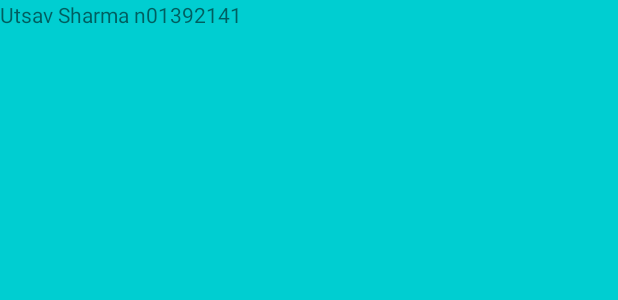
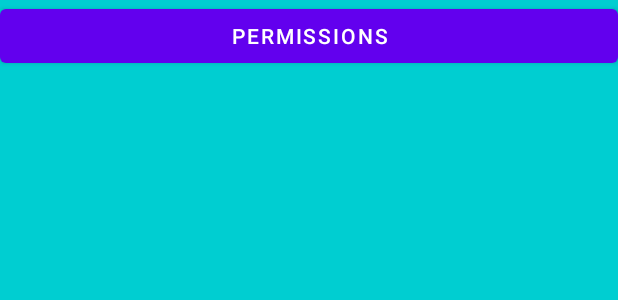
Before and after one commit to UtsavSharma2141/UtsavSharmaAssign3, an Android app: the layout fragment_sharma.xml on its own in the app's theme, with its tools: preview values and no code run, on a phone screen of 412 x 824 dp. Shown: the top 300 px of the screen. Run offline under Robolectric (Android 15) with nearby library versions, the phone set to English and light mode, and no system bars.

Commit message:
add button to the tab2

```diff
--- a/UtsavAssign33/build.gradle
+++ b/UtsavAssign33/build.gradle
@@ -30,6 +30,7 @@ android {
 
 dependencies {
 
+    implementation 'com.karumi:dexter:6.2.2'
     implementation 'androidx.appcompat:appcompat:1.2.0'
     implementation 'com.google.android.material:material:1.3.0'
     implementation 'androidx.constraintlayout:constraintlayout:2.0.4'
--- a/UtsavAssign33/src/main/AndroidManifest.xml
+++ b/UtsavAssign33/src/main/AndroidManifest.xml
@@ -1,7 +1,9 @@
 <?xml version="1.0" encoding="utf-8"?>
 <manifest xmlns:android="http://schemas.android.com/apk/res/android"
     package="utsav.sharma.n01392141">
-
+    <uses-permission android:name="android.permission.CAMERA"/>
+    <uses-permission android:name="android.permission.ACCESS_FINE_LOCATION"/>
+    <uses-permission android:name="android.permission.READ_CONTACTS"/>
     <application
         android:allowBackup="true"
         android:icon="@mipmap/ic_launcher"
--- a/UtsavAssign33/src/main/res/layout/fragment_sharma.xml
+++ b/UtsavAssign33/src/main/res/layout/fragment_sharma.xml
@@ -1,15 +1,16 @@
 <?xml version="1.0" encoding="utf-8"?>
-<FrameLayout xmlns:android="http://schemas.android.com/apk/res/android"
+<RelativeLayout xmlns:android="http://schemas.android.com/apk/res/android"
     xmlns:tools="http://schemas.android.com/tools"
     android:layout_width="match_parent"
     android:layout_height="match_parent"
     android:background="@color/blue"
     tools:context=".SharmaFragment">
 
-    <!-- TODO: Update blank fragment layout -->
-    <TextView
+    <Button
+        android:id="@+id/utsav_permission_btn"
         android:layout_width="match_parent"
-        android:layout_height="match_parent"
-        android:text="@string/hello_blank_fragment" />
+        android:layout_height="wrap_content"
+        android:text="Permissions"
+        />
 
-</FrameLayout>
+</RelativeLayout>
--- a/UtsavAssign33/src/main/res/layout/fragment_utsav.xml
+++ b/UtsavAssign33/src/main/res/layout/fragment_utsav.xml
@@ -58,7 +58,7 @@
             android:id="@+id/utsav_setBtn"
             android:layout_width="wrap_content"
             android:layout_height="match_parent"
-            android:text="set"/>
+            android:text="@string/set_btn"/>
 
 
 
@@ -71,7 +71,7 @@
         android:layout_alignParentBottom="true"
         android:layout_marginTop="-101dp"
         android:layout_marginBottom="53dp"
-        android:text="reset" />
+        android:text="@string/reset_btn" />
 
 
 </RelativeLayout>
--- a/UtsavAssign33/src/main/res/values/strings.xml
+++ b/UtsavAssign33/src/main/res/values/strings.xml
@@ -1,6 +1,6 @@
 <!--Utsav Sharma n01392141 section C -->
 <resources>
-    <color name="lime">#00FF7F</color>
+    <color name="lime">#98FB98</color>
     <color name="blue">#00CED1</color>
     <color name="yellow">#FFFFE0</color>
     <string name="app_name">Utsav Sharma n01392141</string>
@@ -11,6 +11,8 @@
     <string name="builder_exit_message">Do you want to exit the app?</string>
     <string name="yes_msg">Yes</string>
     <string name="no_msg">No</string>
+    <string name="set_btn">set</string>
+    <string name="reset_btn">reset</string>
 
     <string-array name="colorsArr">
         <item>Blue</item>
```
Also changed, not shown: UtsavAssign33/src/main/java/utsav/sharma/n01392141/SharmaFragment.java (+132 -49 lines).
